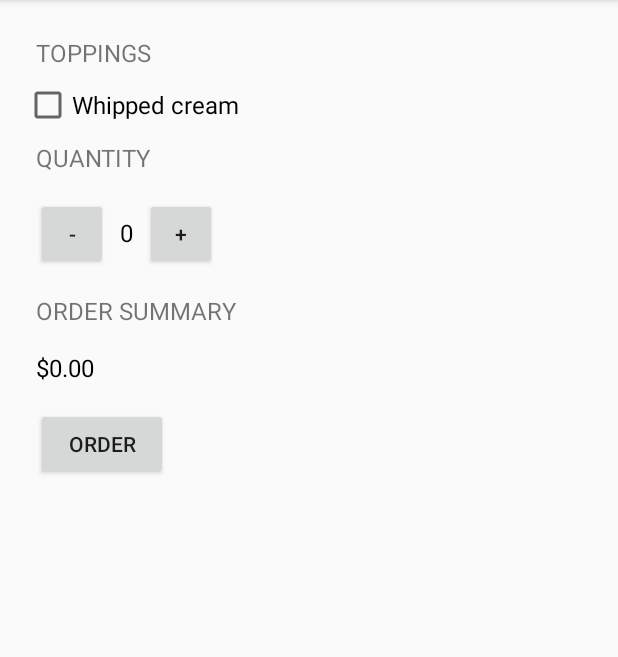
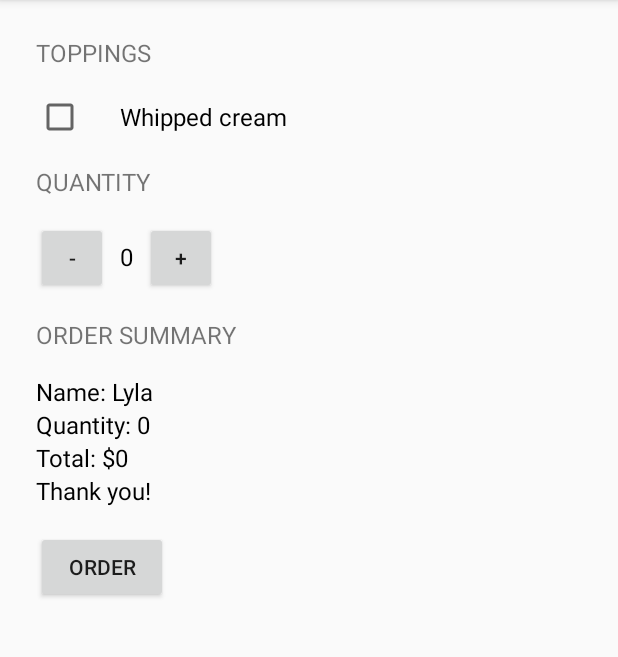
Before and after one commit to anishainas/udacity_justjava, an Android app: the screen it shows after launch (MainActivity), after a tap on "ORDER", on a phone screen of 412 x 824 dp, the part 84-741 px from its top. Run offline under Robolectric (Android 15) with nearby library versions, the phone set to English and light mode, and no system bars.

Commit message:
provided java code for new features

```diff
--- a/app/src/main/java/com/example/android/justjava/MainActivity.java
+++ b/app/src/main/java/com/example/android/justjava/MainActivity.java
@@ -27,7 +27,18 @@ public class MainActivity extends AppCompatActivity {
      */
     public void submitOrder(View view) {
         display(quantity);
-        displayPrice(quantity*5);
+//        displayPrice(quantity*5);
+        TextView summaryName = findViewById(R.id.name_text_view);
+        TextView summaryQuantity = findViewById(R.id.quantity_sum_text_view);
+        TextView summaryPrice = findViewById(R.id.price_text_view);
+        TextView summaryThanks = findViewById(R.id.thanks_text_view);
+
+        summaryQuantity.setText("Quantity: " + quantity);
+        summaryPrice.setText("Total: $" + 5*quantity);
+
+        summaryName.setVisibility(view.VISIBLE);
+        summaryQuantity.setVisibility(view.VISIBLE);
+        summaryThanks.setVisibility(view.VISIBLE);
     }
 
     /**
@@ -36,6 +47,7 @@ public class MainActivity extends AppCompatActivity {
     private void display(int number) {
         TextView quantityTextView = (TextView) findViewById(R.id.quantity_text_view);
         quantityTextView.setText("" + number);
+        displayPrice(5*quantity);
     }
 
     /**
--- a/app/src/main/res/layout/activity_main.xml
+++ b/app/src/main/res/layout/activity_main.xml
@@ -21,7 +21,9 @@
         android:layout_width="wrap_content"
         android:layout_height="wrap_content"
         android:text="Whipped cream"
-        android:textSize="16sp" />
+        android:textSize="16sp"
+        android:paddingLeft="24dp"
+        android:layout_margin="8dp"/>
 
     <TextView
         android:layout_width="match_parent"
@@ -77,40 +79,42 @@
         android:id="@+id/name_text_view"
         android:layout_width="match_parent"
         android:layout_height="wrap_content"
-        android:layout_margin="8dp"
+        android:layout_marginTop="8dp"
         android:text="Name: Lyla"
         android:textColor="@android:color/black"
         android:textSize="16sp"
-        android:visibility="gone"/>
+        android:visibility="gone"
+        android:layout_marginLeft="8dp"/>
 
     <TextView
         android:id="@+id/quantity_sum_text_view"
         android:layout_width="match_parent"
         android:layout_height="wrap_content"
-        android:layout_margin="8dp"
         android:text="Quantity: 0"
         android:textColor="@android:color/black"
         android:textSize="16sp"
-        android:visibility="gone"/>
+        android:visibility="gone"
+        android:layout_marginLeft="8dp"/>
 
     <TextView
         android:id="@+id/price_text_view"
         android:layout_width="match_parent"
         android:layout_height="wrap_content"
-        android:layout_margin="8dp"
         android:text="0"
         android:textColor="@android:color/black"
-        android:textSize="16sp"/>
+        android:textSize="16sp"
+        android:layout_marginLeft="8dp"/>
 
     <TextView
         android:id="@+id/thanks_text_view"
         android:layout_width="match_parent"
         android:layout_height="wrap_content"
-        android:layout_margin="8dp"
         android:text="Thank you!"
         android:textColor="@android:color/black"
         android:textSize="16sp"
-        android:visibility="gone"/>
+        android:visibility="gone"
+        android:layout_marginLeft="8dp"
+        android:layout_marginBottom="8dp"/>
 
     <Button
         android:id="@+id/order_button"
```
